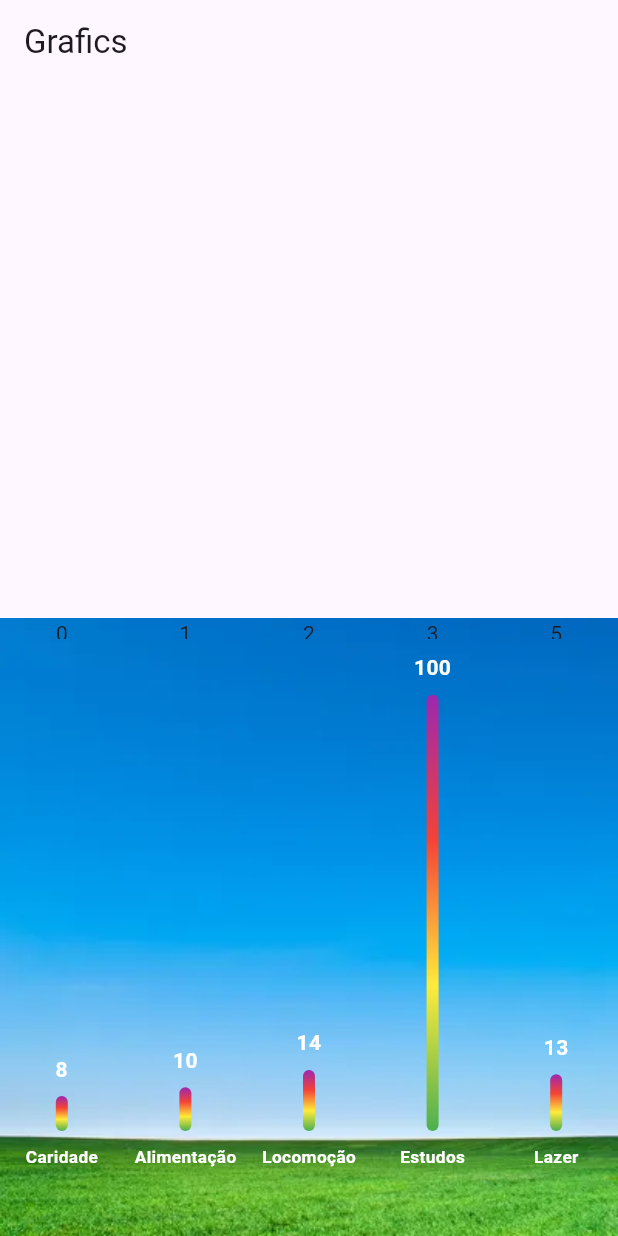
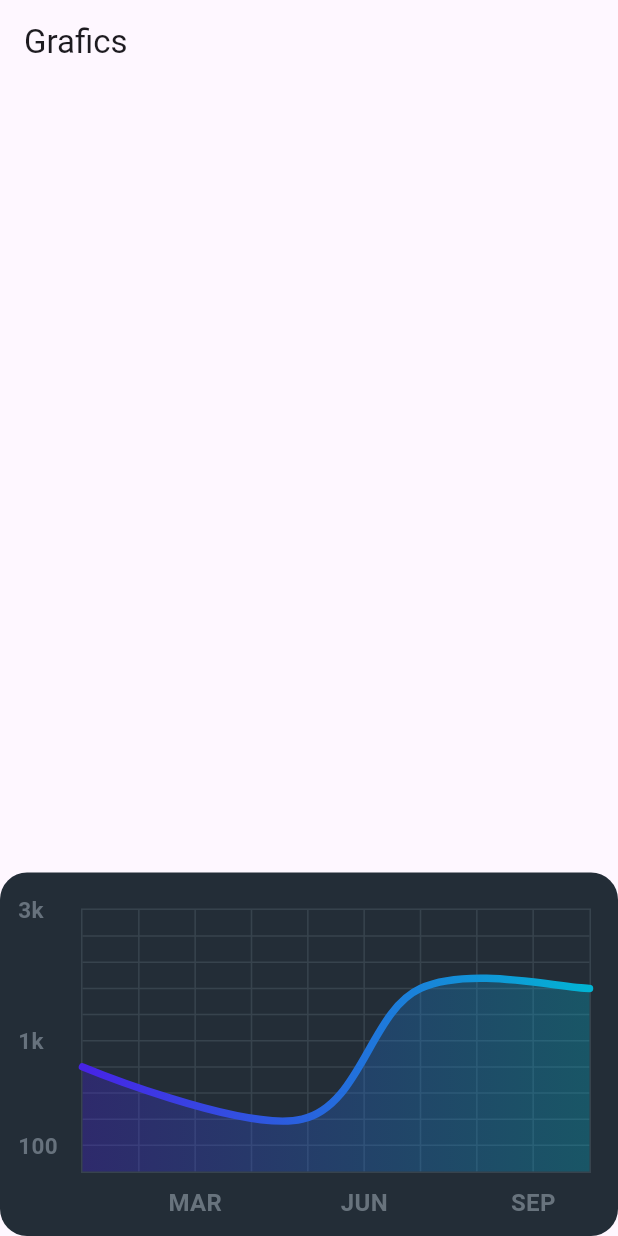
Before and after one commit to Everton10info/Contas-do-mes, a Flutter app: the screen it shows after launch, on a phone screen of 412 x 824 dp. Run offline on Flutter 3.47's test engine with Material 2 defaults, Android fonts, the phone set to English and light mode, and no system bars; drawn by our look-alikes of fl_chart; our stand-ins replace animated_splash_screen, lottie, sqflite; accounts and stored records are empty.

Commit message:
commit inicial, nova verão app: Contas do Mês

```diff
--- a/lib/componets/chart-custom.dart
+++ b/lib/componets/chart-custom.dart
@@ -1,172 +1,303 @@
 import 'package:fl_chart/fl_chart.dart';
 import 'package:flutter/material.dart';
 
-class ChartCustom extends StatelessWidget {
-  const ChartCustom({Key? key}) : super(key: key);
+class LineChartSample2 extends StatefulWidget {
+  const LineChartSample2({Key? key}) : super(key: key);
 
+  @override
+  _LineChartSample2State createState() => _LineChartSample2State();
+}
+
+class _LineChartSample2State extends State<LineChartSample2> {
+  List<Color> gradientColors = [
+    Color.fromARGB(255, 71, 35, 230),
+    Color.fromARGB(255, 2, 180, 211),
+  ];
+
+  bool showAvg = false;
 
   @override
   Widget build(BuildContext context) {
-    return BarChart(
-      BarChartData(
-        barTouchData: barTouchData,
-        titlesData: titlesData,
-        borderData: borderData,
-        barGroups: barGroups,
-        gridData: FlGridData(show: false),
-        alignment: BarChartAlignment.spaceAround,
-        maxY: 110,
-      ),
+    return Stack(
+      children: <Widget>[
+        AspectRatio(
+          aspectRatio: 1.70,
+          child: Container(
+            decoration: const BoxDecoration(
+                borderRadius: BorderRadius.all(
+                  Radius.circular(18),
+                ),
+                color: Color(0xff232d37)),
+            child: Padding(
+              padding: const EdgeInsets.only(
+                  right: 18.0, left: 12.0, top: 24, bottom: 12),
+              child: LineChart(
+                showAvg ? avgData() : mainData(),
+              ),
+            ),
+          ),
+        ),
+        SizedBox(
+          width: 60,
+          height: 34,
+          child: TextButton(
+            onPressed: () {
+              setState(() {
+                showAvg = !showAvg;
+              });
+            },
+            child: Text(
+              '',
+              style: TextStyle(
+                  fontSize: 12,
+                  color:
+                      showAvg ? Colors.white.withOpacity(0.5) : Colors.white),
+            ),
+          ),
+        ),
+      ],
     );
   }
 
-  BarTouchData get barTouchData => BarTouchData(
-        enabled: false,
-        touchTooltipData: BarTouchTooltipData(
-          tooltipBgColor: Colors.transparent,
-          tooltipPadding: const EdgeInsets.all(0),
-          tooltipMargin: 8,
-          getTooltipItem: (
-            BarChartGroupData group,
-            int groupIndex,
-            BarChartRodData rod,
-            int rodIndex,
-          ) {
-            return BarTooltipItem(
-              rod.toY.round().toString(),
-              const TextStyle(
-                color: Colors.white,
-                fontWeight: FontWeight.bold,
-              ),
-            );
-          },
-        ),
-      );
+  Widget bottomTitleWidgets(double value, TitleMeta meta) {
+    const style = TextStyle(
+      color: Color(0xff68737d),
+      fontWeight: FontWeight.bold,
+      fontSize: 16,
+    );
+    Widget text;
+    switch (value.toInt()) {
+      case 2:
+        text = const Text('MAR', style: style);
+        break;
+      case 5:
+        text = const Text('JUN', style: style);
+        break;
+      case 8:
+        text = const Text('SEP', style: style);
+        break;
+      default:
+        text = const Text('', style: style);
+        break;
+    }
 
-  Widget getTitles(double value, TitleMeta meta) {
+    return SideTitleWidget(
+      axisSide: meta.axisSide,
+      space: 8.0,
+      child: text,
+    );
+  }
+
+  Widget leftTitleWidgets(double value, TitleMeta meta) {
     const style = TextStyle(
-      color: Colors.white,
+      color: Color(0xff67727d),
       fontWeight: FontWeight.bold,
-      fontSize: 11.5,
+      fontSize: 15,
     );
     String text;
     switch (value.toInt()) {
-      case 0:
-         text = 'Caridade';
-        break;
       case 1:
-        text = 'Alimentação';
-        break;
-      case 2:
-        text = 'Locomoção';
-        break;
-      case 3:
-        text = 'Estudos';
-        break;
-      case 4:
-        text = 'Saúde';
+        text = '100';
         break;
       case 5:
-        text = 'Lazer';
+        text = '1k';
         break;
+      case 10:
+        text = '3k';
+        break;
+      default:
+        return Container();
+    }
 
-      default:
-        text = '';
-        break;
-    }
-    return SideTitleWidget(
-      axisSide: meta.axisSide,
-      space: 9.0,
-      child: Text(text, style: style),
+    return Text(text, style: style, textAlign: TextAlign.left);
+  }
+
+  LineChartData mainData() {
+    return LineChartData(
+      gridData: FlGridData(
+        show: true,
+        drawVerticalLine: true,
+        horizontalInterval: 1,
+        verticalInterval: 1,
+        getDrawingHorizontalLine: (value) {
+          return FlLine(
+            color: const Color(0xff37434d),
+            strokeWidth: 1,
+          );
+        },
+        getDrawingVerticalLine: (value) {
+          return FlLine(
+            color: const Color(0xff37434d),
+            strokeWidth: 1,
+          );
+        },
+      ),
+      titlesData: FlTitlesData(
+        show: true,
+        rightTitles: AxisTitles(
+          sideTitles: SideTitles(showTitles: false),
+        ),
+        topTitles: AxisTitles(
+          sideTitles: SideTitles(showTitles: false),
+        ),
+        bottomTitles: AxisTitles(
+          sideTitles: SideTitles(
+            showTitles: true,
+            reservedSize: 30,
+            interval: 1,
+            getTitlesWidget: bottomTitleWidgets,
+          ),
+        ),
+        leftTitles: AxisTitles(
+          sideTitles: SideTitles(
+            showTitles: true,
+            interval: 1,
+            getTitlesWidget: leftTitleWidgets,
+            reservedSize: 42,
+          ),
+        ),
+      ),
+      borderData: FlBorderData(
+          show: true,
+          border: Border.all(color: const Color(0xff37434d), width: 1)),
+      minX: 0,
+      maxX: 9,
+      minY: 0,
+      maxY: 10,
+      lineBarsData: [
+        LineChartBarData(
+          spots: const [
+            FlSpot(0, 4),
+
+            FlSpot(3.9, 2),
+
+            FlSpot(6, 7),
+          FlSpot(9, 7),
+          ],
+          isCurved: true,
+          gradient: LinearGradient(
+            colors: gradientColors,
+            begin: Alignment.centerLeft,
+            end: Alignment.centerRight,
+          ),
+          barWidth: 5,
+          isStrokeCapRound: true,
+          dotData: FlDotData(
+            show: false,
+          ),
+          belowBarData: BarAreaData(
+            show: true,
+            gradient: LinearGradient(
+              colors: gradientColors
+                  .map((color) => color.withOpacity(0.3))
+                  .toList(),
+              begin: Alignment.centerLeft,
+              end: Alignment.centerRight,
+            ),
+          ),
+        ),
+      ],
     );
   }
 
-  FlTitlesData get titlesData => FlTitlesData(
+  LineChartData avgData() {
+    return LineChartData(
+      lineTouchData: LineTouchData(enabled: false),
+      gridData: FlGridData(
+        show: true,
+        drawHorizontalLine: true,
+        verticalInterval: 1,
+        horizontalInterval: 1,
+        getDrawingVerticalLine: (value) {
+          return FlLine(
+            color: const Color(0xff37434d),
+            strokeWidth: 1,
+          );
+        },
+        getDrawingHorizontalLine: (value) {
+          return FlLine(
+            color: const Color(0xff37434d),
+            strokeWidth: 1,
+          );
+        },
+      ),
+      titlesData: FlTitlesData(
         show: true,
         bottomTitles: AxisTitles(
           sideTitles: SideTitles(
             showTitles: true,
-            reservedSize: 70,
-            getTitlesWidget: getTitles,
+            reservedSize: 30,
+            getTitlesWidget: bottomTitleWidgets,
+            interval: 1,
           ),
         ),
         leftTitles: AxisTitles(
-          sideTitles: SideTitles(showTitles: false),
+          sideTitles: SideTitles(
+            showTitles: true,
+            getTitlesWidget: leftTitleWidgets,
+            reservedSize: 42,
+            interval: 1,
+          ),
         ),
         topTitles: AxisTitles(
-          sideTitles: SideTitles(showTitles: true),
+          sideTitles: SideTitles(showTitles: false),
         ),
         rightTitles: AxisTitles(
           sideTitles: SideTitles(showTitles: false),
         ),
-      );
+      ),
+      borderData: FlBorderData(
+          show: true,
+          border: Border.all(color: const Color(0xff37434d), width: 1)),
+      minX: 0,
+      maxX: 11,
+      minY: 0,
+      maxY: 6,
+      lineBarsData: [
+        LineChartBarData(
+          spots: const [
+            FlSpot(0, 3.44),
 
-  FlBorderData get borderData => FlBorderData(
-        show: false,
-      );
+            FlSpot(4.9, 3.44),
+            FlSpot(6.8, 3.44),
+            FlSpot(8, 3.44),
+            FlSpot(9.5, 3.44),
+            FlSpot(11, 3.44),
+          ],
+          isCurved: true,
+          gradient: LinearGradient(
+            colors: [
+              ColorTween(begin: gradientColors[0], end: gradientColors[1])
+                  .lerp(0.2)!,
+              ColorTween(begin: gradientColors[0], end: gradientColors[1])
+                  .lerp(0.2)!,
+            ],
+            begin: Alignment.centerLeft,
+            end: Alignment.centerRight,
+          ),
+          barWidth: 5,
+          isStrokeCapRound: true,
+          dotData: FlDotData(
+            show: false,
+          ),
+          belowBarData: BarAreaData(
+            show: true,
+            gradient: LinearGradient(
+              colors: [
+                ColorTween(begin: gradientColors[0], end: gradientColors[1])
+                    .lerp(0.2)!
+                    .withOpacity(0.1),
+                ColorTween(begin: gradientColors[0], end: gradientColors[1])
+                    .lerp(0.2)!
+                    .withOpacity(0.1),
+              ],
+              begin: Alignment.centerLeft,
+              end: Alignment.centerRight,
+            ),
+          ),
+        ),
+      ],
+    );
+  }
 
-  final _barsGradient = const LinearGradient(
-    colors: [
-      Colors.green,
-      Colors.yellow,
-      Colors.red,
-      Colors.purple
-    ],
-    begin: Alignment.bottomCenter,
-    end: Alignment.topCenter,
-  );
-
-  List<BarChartGroupData> get barGroups => [
-        BarChartGroupData(
-          x: 0,
-          barRods: [
-            BarChartRodData(
-              toY: 8,
-              gradient: _barsGradient,
-            )
-          ],
-          showingTooltipIndicators: [0],
-        ),
-        BarChartGroupData(
-          x: 1,
-          barRods: [
-            BarChartRodData(
-              toY: 10,
-              gradient: _barsGradient,
-            )
-          ],
-          showingTooltipIndicators: [0],
-        ),
-        BarChartGroupData(
-          x: 2,
-          barRods: [
-            BarChartRodData(
-              toY: 14,
-              gradient: _barsGradient,
-            )
-          ],
-          showingTooltipIndicators: [0],
-        ),
-        BarChartGroupData(
-          x: 3,
-          barRods: [
-            BarChartRodData(
-              toY: 100,
-              gradient: _barsGradient,
-            )
-          ],
-          showingTooltipIndicators: [0],
-        ),
-        BarChartGroupData(
-          x: 5,
-          barRods: [
-            BarChartRodData(
-              toY: 13,
-              gradient: _barsGradient,
-            )
-          ],
-          showingTooltipIndicators: [0],
-        ),
-
-      ];
 }
--- a/lib/views/home-page-view.dart
+++ b/lib/views/home-page-view.dart
@@ -24,15 +24,12 @@
       body: Column(
         mainAxisAlignment: MainAxisAlignment.end,
 
-        children: [Container(height:height* 0.5 ,width: width , decoration:const BoxDecoration(
-        image: DecorationImage(
-          image: AssetImage(
-              'assets/images/lago.jpg'),
-          fit: BoxFit.fill,
-        ),
+     children: const [
+        LineChartSample2()
+     ],
 
-      ), child: const ChartCustom()),
-        ]),
+     ),
+
     );
   }
 }
```
